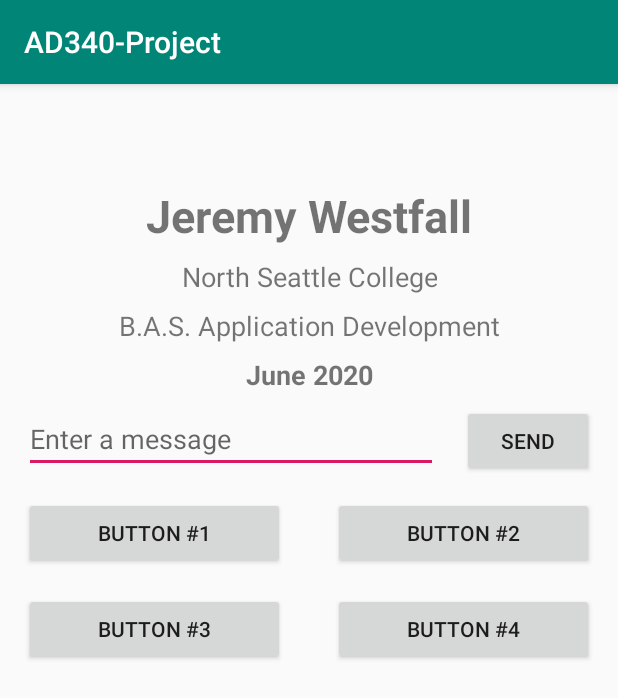
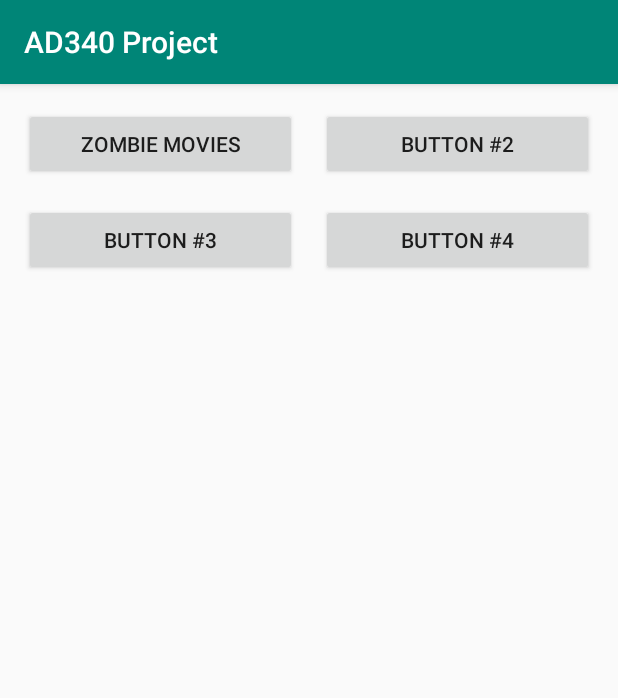
Before and after one commit to jerwest/AD340-Project, an Android app: the screen it shows after launch (MainActivity), on a phone screen of 412 x 824 dp. Shown: the top 698 px of the screen. Run offline under Robolectric (Android 15) with nearby library versions, the phone set to English and light mode, and no system bars.

Commit message:
these changes catch repo up to changes before .gitignore file update

```diff
--- a/app/build.gradle
+++ b/app/build.gradle
@@ -3,7 +3,7 @@ apply plugin: 'com.android.application'
 android {
     compileSdkVersion 28
     defaultConfig {
-        applicationId "com.westfall.ad340_project"
+        applicationId "com.westfall.ad340project"
         minSdkVersion 21
         targetSdkVersion 28
         versionCode 1
--- a/app/src/main/AndroidManifest.xml
+++ b/app/src/main/AndroidManifest.xml
@@ -1,6 +1,6 @@
 <?xml version="1.0" encoding="utf-8"?>
 <manifest xmlns:android="http://schemas.android.com/apk/res/android"
-    package="com.westfall.ad340_project">
+    package="com.westfall.ad340project">
 
     <application
         android:allowBackup="true"
--- a/app/src/main/java/com/westfall/ad340_project/MainActivity.java
+++ /dev/null
@@ -1,48 +0,0 @@
-package com.westfall.ad340_project;
-
-import android.support.v7.app.AppCompatActivity;
-import android.os.Bundle;
-import android.view.View;
-import android.widget.Button;
-import android.widget.Toast;
-
-public class MainActivity extends AppCompatActivity {
-
-    @Override
-    protected void onCreate(Bundle savedInstanceState) {
-        super.onCreate(savedInstanceState);
-        setContentView(R.layout.activity_main);
-
-        Button btn1 = (Button)findViewById(R.id.button14);
-        btn1.setOnClickListener(new View.OnClickListener() {
-            @Override
-            public void onClick(View v) {
-                Toast.makeText(MainActivity.this, "Button #1", Toast.LENGTH_SHORT).show();
-            }
-        });
-
-        Button btn2 = (Button)findViewById(R.id.button15);
-        btn2.setOnClickListener(new View.OnClickListener() {
-            @Override
-            public void onClick(View v) {
-                Toast.makeText(MainActivity.this, "Button #2", Toast.LENGTH_SHORT).show();
-            }
-        });
-
-        Button btn3 = (Button)findViewById(R.id.button16);
-        btn3.setOnClickListener(new View.OnClickListener() {
-            @Override
-            public void onClick(View v) {
-                Toast.makeText(MainActivity.this, "Button #3", Toast.LENGTH_SHORT).show();
-            }
-        });
-
-        Button btn4 = (Button)findViewById(R.id.button17);
-        btn4.setOnClickListener(new View.OnClickListener() {
-            @Override
-            public void onClick(View v) {
-                Toast.makeText(MainActivity.this, "Button #4", Toast.LENGTH_SHORT).show();
-            }
-        });
-    }
-}
--- /dev/null
+++ b/app/src/main/java/com/westfall/ad340project/MainActivity.java
@@ -0,0 +1,48 @@
+package com.westfall.ad340project;
+
+import android.support.v7.app.AppCompatActivity;
+import android.os.Bundle;
+import android.view.View;
+import android.widget.Button;
+import android.widget.Toast;
+
+public class MainActivity extends AppCompatActivity {
+
+    @Override
+    protected void onCreate(Bundle savedInstanceState) {
+        super.onCreate(savedInstanceState);
+        setContentView(R.layout.activity_main);
+
+    Button btn1 = (Button)findViewById(R.id.button1);
+    btn1.setOnClickListener(new View.OnClickListener() {
+        @Override
+        public void onClick(View v) {
+            Toast.makeText(MainActivity.this, "Zombie Movies", Toast.LENGTH_SHORT).show();
+        }
+    });
+
+    Button btn2 = (Button)findViewById(R.id.button2);
+    btn2.setOnClickListener(new View.OnClickListener() {
+        @Override
+        public void onClick(View v) {
+            Toast.makeText(MainActivity.this, "Button #2", Toast.LENGTH_SHORT).show();
+        }
+    });
+
+    Button btn3 = (Button)findViewById(R.id.button3);
+    btn3.setOnClickListener(new View.OnClickListener() {
+        @Override
+        public void onClick(View v) {
+            Toast.makeText(MainActivity.this, "Button #3", Toast.LENGTH_SHORT).show();
+        }
+    });
+
+    Button btn4 = (Button)findViewById(R.id.button4);
+    btn4.setOnClickListener(new View.OnClickListener() {
+        @Override
+        public void onClick(View v) {
+            Toast.makeText(MainActivity.this, "Button #4", Toast.LENGTH_SHORT).show();
+        }
+    });
+    }
+}
--- a/app/src/main/res/layout/activity_main.xml
+++ b/app/src/main/res/layout/activity_main.xml
@@ -6,139 +6,56 @@
     android:layout_height="match_parent"
     tools:context=".MainActivity">
 
-    <TextView
-        android:id="@+id/textView4"
-        android:layout_width="wrap_content"
-        android:layout_height="wrap_content"
-        android:layout_marginLeft="32dp"
-        android:layout_marginTop="16dp"
-        android:layout_marginRight="32dp"
-        android:text="@string/jeremy_westfall"
-        android:textAlignment="center"
-        android:textSize="30sp"
-        android:textStyle="bold"
-        app:layout_constraintBottom_toBottomOf="parent"
-        app:layout_constraintHorizontal_bias="0.496"
-        app:layout_constraintLeft_toLeftOf="parent"
-        app:layout_constraintRight_toRightOf="parent"
-        app:layout_constraintTop_toTopOf="parent"
-        app:layout_constraintVertical_bias="0.072" />
-
-    <TextView
-        android:id="@+id/textView"
-        android:layout_width="wrap_content"
-        android:layout_height="wrap_content"
-        android:layout_marginStart="32dp"
-        android:layout_marginTop="8dp"
-        android:layout_marginEnd="32dp"
-        android:text="@string/north_seattle_college"
-        android:textAlignment="center"
-        android:textSize="18sp"
-        app:layout_constraintEnd_toEndOf="parent"
-        app:layout_constraintStart_toStartOf="parent"
-        app:layout_constraintTop_toBottomOf="@+id/textView4" />
-
-    <TextView
-        android:id="@+id/textView2"
-        android:layout_width="wrap_content"
-        android:layout_height="wrap_content"
-        android:layout_marginStart="32dp"
-        android:layout_marginTop="8dp"
-        android:layout_marginEnd="32dp"
-        android:text="@string/b_a_s_application_development"
-        android:textAlignment="center"
-        android:textSize="18sp"
-        app:layout_constraintEnd_toEndOf="parent"
-        app:layout_constraintStart_toStartOf="parent"
-        app:layout_constraintTop_toBottomOf="@+id/textView" />
-
-    <TextView
-        android:id="@+id/textView3"
-        android:layout_width="wrap_content"
-        android:layout_height="wrap_content"
-        android:layout_marginStart="32dp"
-        android:layout_marginTop="8dp"
-        android:layout_marginEnd="32dp"
-        android:text="@string/june_2020"
-        android:textAlignment="center"
-        android:textSize="18sp"
-        android:textStyle="bold"
-        app:layout_constraintEnd_toEndOf="parent"
-        app:layout_constraintStart_toStartOf="parent"
-        app:layout_constraintTop_toBottomOf="@+id/textView2" />
-
-    <EditText
-        android:id="@+id/editText"
-        android:layout_width="0dp"
-        android:layout_height="wrap_content"
-        android:layout_marginStart="16dp"
-        android:layout_marginTop="8dp"
-        android:ems="10"
-        android:hint="@string/edit_message"
-        android:importantForAutofill="no"
-        android:inputType="none"
-        app:layout_constraintEnd_toStartOf="@+id/button"
-        app:layout_constraintHorizontal_bias="0.5"
-        app:layout_constraintStart_toStartOf="parent"
-        app:layout_constraintTop_toBottomOf="@+id/textView3"
-        tools:targetApi="o" />
 
     <Button
-        android:id="@+id/button"
-        android:layout_width="wrap_content"
-        android:layout_height="wrap_content"
-        android:layout_marginStart="16dp"
-        android:layout_marginEnd="16dp"
-        android:text="@string/button_send"
-        app:layout_constraintBaseline_toBaselineOf="@+id/editText"
-        app:layout_constraintEnd_toEndOf="parent"
-        app:layout_constraintHorizontal_bias="0.5"
-        app:layout_constraintStart_toEndOf="@+id/editText" />
-
-    <Button
-        android:id="@+id/button14"
+        android:id="@+id/button1"
         android:layout_width="0dp"
         android:layout_height="wrap_content"
         android:layout_marginStart="16dp"
         android:layout_marginTop="16dp"
-        android:layout_marginEnd="16dp"
-        android:text="@string/button_1"
-        app:layout_constraintEnd_toStartOf="@+id/button15"
+        android:text="@string/button_one"
+        app:layout_constraintEnd_toStartOf="@+id/button2"
+        app:layout_constraintHorizontal_bias="0.5"
         app:layout_constraintStart_toStartOf="parent"
-        app:layout_constraintTop_toBottomOf="@+id/editText" />
+        app:layout_constraintTop_toTopOf="parent"
+        tools:text="@string/button_one" />
 
     <Button
-        android:id="@+id/button15"
+        android:id="@+id/button2"
         android:layout_width="0dp"
         android:layout_height="wrap_content"
         android:layout_marginStart="16dp"
         android:layout_marginEnd="16dp"
-        android:text="@string/button_2"
-        app:layout_constraintBaseline_toBaselineOf="@+id/button14"
+        android:text="@string/button_two"
+        app:layout_constraintBaseline_toBaselineOf="@+id/button1"
         app:layout_constraintEnd_toEndOf="parent"
-        app:layout_constraintStart_toEndOf="@+id/button14" />
+        app:layout_constraintHorizontal_bias="0.5"
+        app:layout_constraintStart_toEndOf="@+id/button1"
+        tools:text="@string/button_two" />
 
     <Button
-        android:id="@+id/button16"
+        android:id="@+id/button3"
         android:layout_width="0dp"
         android:layout_height="wrap_content"
         android:layout_marginStart="16dp"
         android:layout_marginTop="16dp"
-        android:layout_marginEnd="16dp"
-        android:text="@string/button_3"
-        app:layout_constraintEnd_toStartOf="@+id/button17"
+        android:text="@string/button_three"
+        app:layout_constraintEnd_toStartOf="@+id/button4"
+        app:layout_constraintHorizontal_bias="0.5"
         app:layout_constraintStart_toStartOf="parent"
-        app:layout_constraintTop_toBottomOf="@+id/button14" />
+        app:layout_constraintTop_toBottomOf="@+id/button1"
+        tools:text="@string/button_three" />
 
     <Button
-        android:id="@+id/button17"
+        android:id="@+id/button4"
         android:layout_width="0dp"
         android:layout_height="wrap_content"
         android:layout_marginStart="16dp"
         android:layout_marginEnd="16dp"
-        android:text="@string/button_4"
-        app:layout_constraintBaseline_toBaselineOf="@+id/button16"
+        android:text="@string/button_four"
+        app:layout_constraintBaseline_toBaselineOf="@+id/button3"
         app:layout_constraintEnd_toEndOf="parent"
-        app:layout_constraintStart_toEndOf="@+id/button16" />
-
+        app:layout_constraintHorizontal_bias="0.5"
+        app:layout_constraintStart_toEndOf="@+id/button3"
+        tools:text="@string/button_four" />
 </android.support.constraint.ConstraintLayout>
--- a/app/src/main/res/values/strings.xml
+++ b/app/src/main/res/values/strings.xml
@@ -1,13 +1,7 @@
 <resources>
-    <string name="app_name">AD340-Project</string>
-    <string name="jeremy_westfall">Jeremy Westfall</string>
-    <string name="b_a_s_application_development">B.A.S. Application Development</string>
-    <string name="june_2020">June 2020</string>
-    <string name="north_seattle_college">North Seattle College</string>
-    <string name="edit_message">Enter a message</string>
-    <string name="button_send">Send</string>
-    <string name="button_1">Button #1</string>
-    <string name="button_2">Button #2</string>
-    <string name="button_3">Button #3</string>
-    <string name="button_4">Button #4</string>
+    <string name="app_name">AD340 Project</string>
+    <string name="button_one">Zombie Movies</string>
+    <string name="button_two">Button #2</string>
+    <string name="button_three">Button #3</string>
+    <string name="button_four">Button #4</string>
 </resources>
```
Also changed, not shown: 4 other files.
